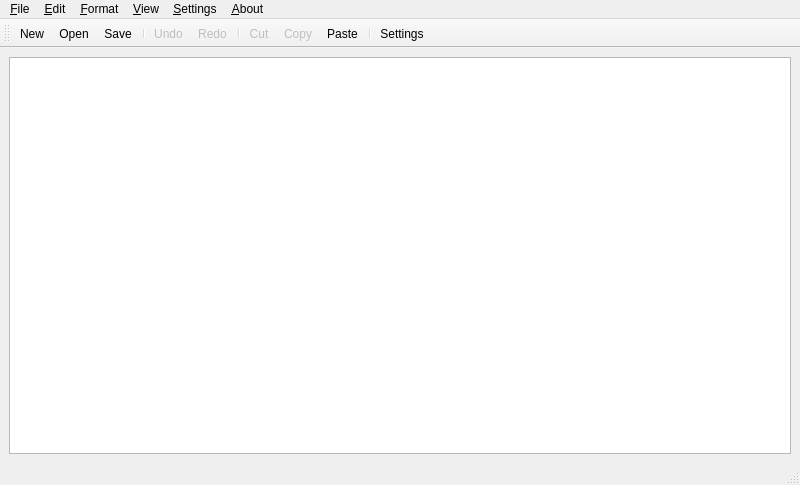
This is mainwindow.ui in Gricana/SimpleTextEditor as Qt 5 draws it before an edit. The edited form follows.
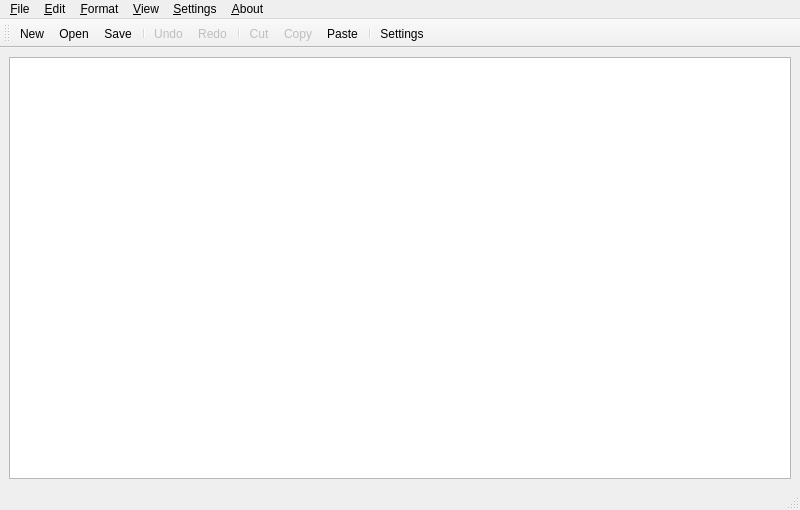
This is the edited form. Icons and pictures are not drawn.

Commit message: added menu item print and preview

What changed in the file:
```diff
--- a/mainwindow.ui
+++ b/mainwindow.ui
@@ -7,7 +7,7 @@
     <x>0</x>
     <y>0</y>
     <width>800</width>
-    <height>485</height>
+    <height>510</height>
    </rect>
   </property>
   <property name="windowTitle">
@@ -17,6 +17,9 @@
    <iconset>
     <normaloff>resources/images/text_editor_icon.ico</normaloff>resources/images/text_editor_icon.ico</iconset>
   </property>
+  <property name="styleSheet">
+   <string notr="true"/>
+  </property>
   <widget class="QWidget" name="centralwidget">
    <layout class="QVBoxLayout" name="verticalLayout">
     <item>
@@ -24,6 +27,12 @@
       <property name="statusTip">
        <string>Enter the text</string>
       </property>
+      <property name="frameShape">
+       <enum>QFrame::StyledPanel</enum>
+      </property>
+      <property name="frameShadow">
+       <enum>QFrame::Sunken</enum>
+      </property>
       <property name="lineWrapMode">
        <enum>QPlainTextEdit::WidgetWidth</enum>
       </property>
```
Left out of the diff: 39 changed lines with no effect on the pictures.
